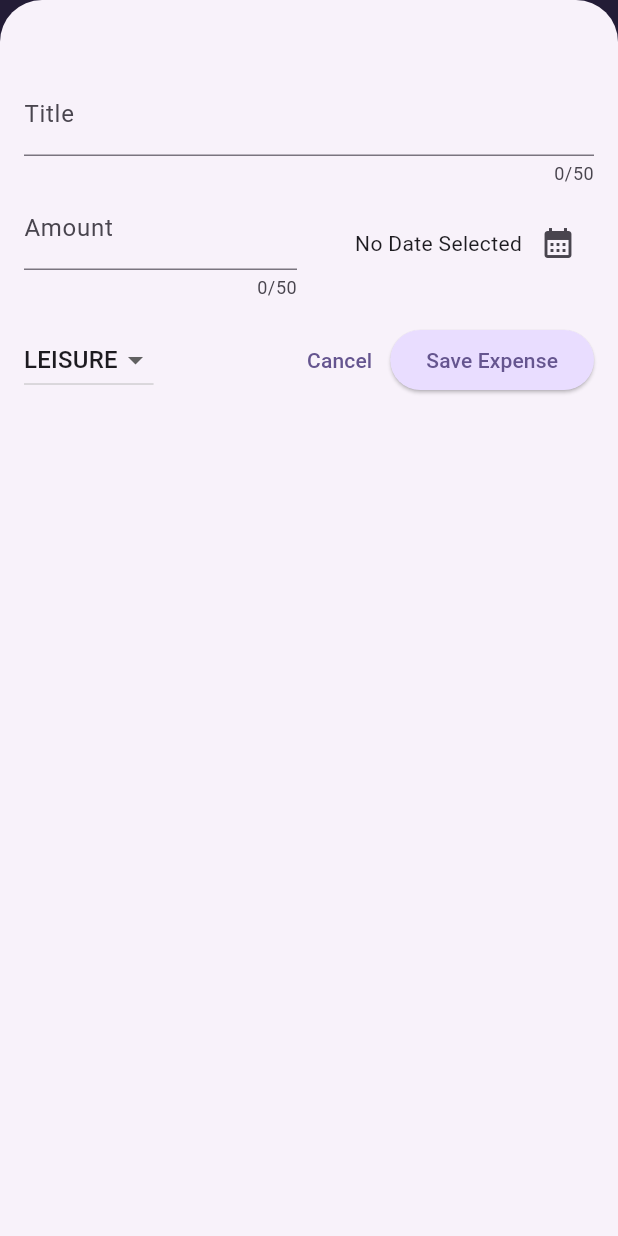
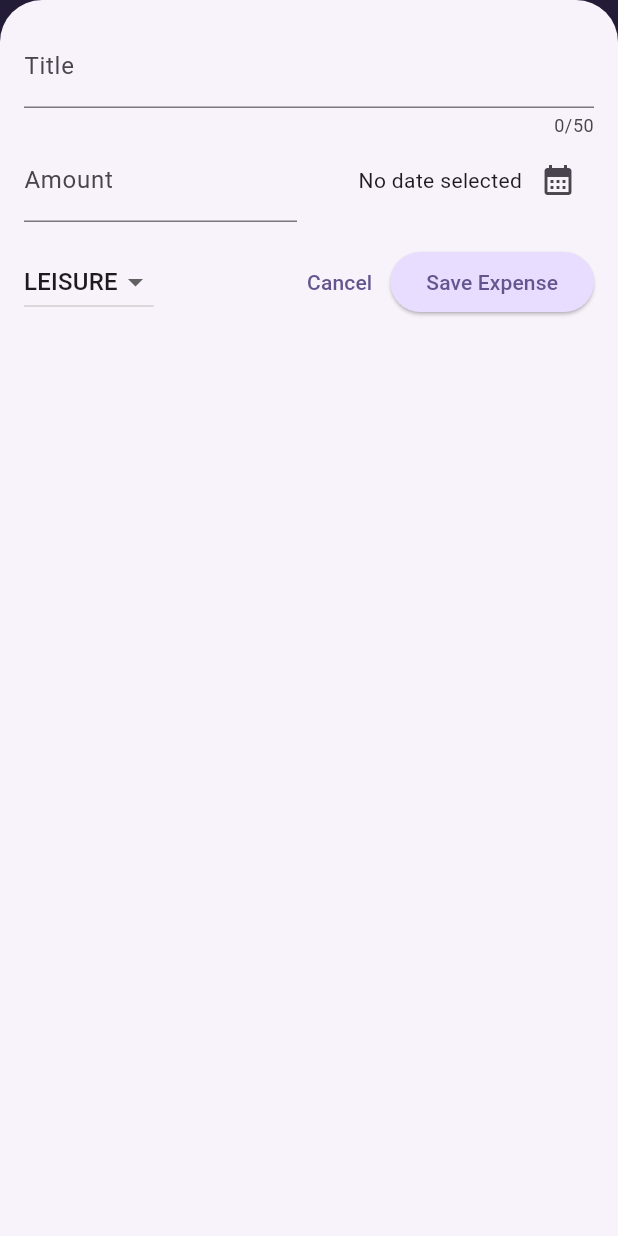
Before and after one commit to ishanahmad90/expense_tracker, a Flutter app: the screen it shows after launch, after a tap on the "add" icon, on a phone screen of 412 x 824 dp. Run offline on Flutter 3.47's test engine with Material 3 defaults, Android fonts, the phone set to English and light mode, and no system bars.

Commit message:
complete responsiveness

```diff
--- a/lib/main.dart
+++ b/lib/main.dart
@@ -2,22 +2,31 @@ import 'package:flutter/material.dart';
 import 'package:expense_tracker/widgets/expenses.dart';
 
 var kColorScheme = ColorScheme.fromSeed(
-  seedColor: const Color.fromARGB(108, 96, 59, 181),
+  seedColor: const Color.fromARGB(255, 96, 59, 181),
 );
 
 var kDarkColorScheme = ColorScheme.fromSeed(
   brightness: Brightness.dark,
-  seedColor: Color.fromARGB(255, 5, 99, 125),
+  seedColor: const Color.fromARGB(255, 5, 99, 125),
 );
+
 void main() {
+  // WidgetsFlutterBinding.ensureInitialized();
+  // SystemChrome.setPreferredOrientations([
+  //   DeviceOrientation.portraitUp,
+  // ]).then((fn) {
   runApp(
     MaterialApp(
       debugShowCheckedModeBanner: false,
       darkTheme: ThemeData.dark().copyWith(
+        useMaterial3: true,
         colorScheme: kDarkColorScheme,
         cardTheme: const CardTheme().copyWith(
           color: kDarkColorScheme.secondaryContainer,
-          margin: const EdgeInsets.symmetric(horizontal: 16, vertical: 8),
+          margin: const EdgeInsets.symmetric(
+            horizontal: 16,
+            vertical: 8,
+          ),
         ),
         elevatedButtonTheme: ElevatedButtonThemeData(
           style: ElevatedButton.styleFrom(
@@ -27,14 +36,18 @@ void main() {
         ),
       ),
       theme: ThemeData().copyWith(
+        useMaterial3: true,
         colorScheme: kColorScheme,
-        appBarTheme: AppBarTheme().copyWith(
+        appBarTheme: const AppBarTheme().copyWith(
           backgroundColor: kColorScheme.onPrimaryContainer,
-          foregroundColor: kColorScheme.onPrimaryContainer,
+          foregroundColor: kColorScheme.primaryContainer,
         ),
         cardTheme: const CardTheme().copyWith(
           color: kColorScheme.secondaryContainer,
-          margin: const EdgeInsets.symmetric(horizontal: 16, vertical: 8),
+          margin: const EdgeInsets.symmetric(
+            horizontal: 16,
+            vertical: 8,
+          ),
         ),
         elevatedButtonTheme: ElevatedButtonThemeData(
           style: ElevatedButton.styleFrom(
@@ -43,13 +56,15 @@ void main() {
         ),
         textTheme: ThemeData().textTheme.copyWith(
               titleLarge: TextStyle(
-                  fontWeight: FontWeight.bold,
-                  color: kColorScheme.onSecondaryContainer,
-                  fontSize: 16),
+                fontWeight: FontWeight.bold,
+                color: kColorScheme.onSecondaryContainer,
+                fontSize: 16,
+              ),
             ),
       ),
-      themeMode: ThemeMode.system,
-      home: Expenses(),
+      themeMode: ThemeMode.light, // default
+      home: const Expenses(),
     ),
   );
+  // });
 }
--- a/lib/widgets/expenses.dart
+++ b/lib/widgets/expenses.dart
@@ -6,6 +6,7 @@ import 'package:expense_tracker/widgets/expenses_list/expenses_list.dart';
 
 class Expenses extends StatefulWidget {
   const Expenses({super.key});
+
   @override
   State<Expenses> createState() {
     return _ExpensesState();
@@ -13,16 +14,16 @@ class Expenses extends StatefulWidget {
 }
 
 class _ExpensesState extends State<Expenses> {
-  final List<Expense> _registerdExpenses = [
+  final List<Expense> _registeredExpenses = [
     Expense(
-      title: "Flutter Course",
+      title: 'Flutter Course',
       amount: 19.99,
       date: DateTime.now(),
       category: Category.work,
     ),
     Expense(
-      title: "Cinema ",
-      amount: 15.99,
+      title: 'Cinema',
+      amount: 15.69,
       date: DateTime.now(),
       category: Category.leisure,
     ),
@@ -30,7 +31,7 @@ class _ExpensesState extends State<Expenses> {
 
   void _openAddExpenseOverlay() {
     showModalBottomSheet(
-      // useSafeArea: true,
+      useSafeArea: true,
       isScrollControlled: true,
       context: context,
       builder: (ctx) => NewExpense(onAddExpense: _addExpense),
@@ -39,63 +40,74 @@ class _ExpensesState extends State<Expenses> {
 
   void _addExpense(Expense expense) {
     setState(() {
-      _registerdExpenses.add(expense);
+      _registeredExpenses.add(expense);
     });
   }
 
   void _removeExpense(Expense expense) {
-    final expenseIndex = _registerdExpenses.indexOf(expense);
+    final expenseIndex = _registeredExpenses.indexOf(expense);
     setState(() {
-      _registerdExpenses.remove(expense);
+      _registeredExpenses.remove(expense);
     });
     ScaffoldMessenger.of(context).clearSnackBars();
     ScaffoldMessenger.of(context).showSnackBar(
       SnackBar(
-        duration: Duration(seconds: 3),
-        content: Text('Expense Deleted'),
+        duration: const Duration(seconds: 3),
+        content: const Text('Expense deleted.'),
         action: SnackBarAction(
           label: 'Undo',
           onPressed: () {
             setState(() {
-                _registerdExpenses.insert(expenseIndex, expense);
+              _registeredExpenses.insert(expenseIndex, expense);
             });
-            }),
+          },
+        ),
       ),
     );
   }
 
   @override
   Widget build(BuildContext context) {
+    final width = MediaQuery.of(context).size.width;
+
     Widget mainContent = const Center(
       child: Text('No expenses found. Start adding some!'),
     );
 
-    if (_registerdExpenses.isNotEmpty) {
+    if (_registeredExpenses.isNotEmpty) {
       mainContent = ExpensesList(
-        expenses: _registerdExpenses,
-        onRemoveExpenses: _removeExpense,
+        expenses: _registeredExpenses,
+        onRemoveExpense: _removeExpense,
       );
     }
+
     return Scaffold(
       appBar: AppBar(
-        title: Text(
-          'Flutter ExpensesTracker',
-          style: TextStyle(color: Colors.white),
-        ),
+        title: const Text('Flutter ExpenseTracker'),
         actions: [
           IconButton(
             onPressed: _openAddExpenseOverlay,
-            icon: const Icon(
-              Icons.add,
-              color: Colors.white,
+            icon: const Icon(Icons.add),
           ),
-          )
         ],
       ),
-      body: Column(
+      body: width < 600
+          ? Column(
               children: [
-          Chart(expenses: _registerdExpenses),
-          Expanded(child: mainContent),
+                Chart(expenses: _registeredExpenses),
+                Expanded(
+                  child: mainContent,
+                ),
+              ],
+            )
+          : Row(
+              children: [
+                Expanded(
+                  child: Chart(expenses: _registeredExpenses),
+                ),
+                Expanded(
+                  child: mainContent,
+                ),
               ],
             ),
     );
--- a/lib/widgets/expenses_list/expenses_item.dart
+++ b/lib/widgets/expenses_list/expenses_item.dart
@@ -3,34 +3,42 @@ import 'package:expense_tracker/models/expense.dart';
 
 class ExpenseItem extends StatelessWidget {
   const ExpenseItem(this.expense, {super.key});
+
   final Expense expense;
 
   @override
   Widget build(BuildContext context) {
-    return Padding(
+    return Card(
+      child: Padding(
         padding: const EdgeInsets.symmetric(
-        horizontal: 10,
-        vertical: 10,
+          horizontal: 20,
+          vertical: 16,
         ),
-      child: Card(
-        child: Column(crossAxisAlignment: CrossAxisAlignment.start, children: [
+        child: Column(
+          crossAxisAlignment: CrossAxisAlignment.start,
+          children: [
             Text(
               expense.title,
               style: Theme.of(context).textTheme.titleLarge,
             ),
-          const SizedBox(height: 16),
+            const SizedBox(height: 4),
             Row(
               children: [
-              Text('\$${expense.amount.toStringAsFixed(2)}'),
+                Text(
+                  '\$${expense.amount.toStringAsFixed(2)}',
+                ),
                 const Spacer(),
-              Row(children: [
+                Row(
+                  children: [
                     Icon(categoryIcons[expense.category]),
                     const SizedBox(width: 8),
                     Text(expense.formattedDate),
-              ])
                   ],
-          )
-        ]),
+                ),
+              ],
+            ),
+          ],
+        ),
       ),
     );
   }
--- a/lib/widgets/expenses_list/expenses_list.dart
+++ b/lib/widgets/expenses_list/expenses_list.dart
@@ -3,31 +3,34 @@ import 'package:flutter/material.dart';
 import 'package:expense_tracker/models/expense.dart';
 
 class ExpensesList extends StatelessWidget {
-  const ExpensesList(
-      {super.key, required this.expenses, required this.onRemoveExpenses});
+  const ExpensesList({
+    super.key,
+    required this.expenses,
+    required this.onRemoveExpense,
+  });
 
   final List<Expense> expenses;
-  final void Function(Expense expense) onRemoveExpenses;
+  final void Function(Expense expense) onRemoveExpense;
 
   @override
   Widget build(BuildContext context) {
     return ListView.builder(
       itemCount: expenses.length,
       itemBuilder: (ctx, index) => Dismissible(
-          key: ValueKey(
-            expenses[index],
-          ),
+        key: ValueKey(expenses[index]),
         background: Container(
-            // ignore: deprecated_member_use
           color: Theme.of(context).colorScheme.error.withOpacity(0.75),
           margin: EdgeInsets.symmetric(
             horizontal: Theme.of(context).cardTheme.margin!.horizontal,
           ),
         ),
         onDismissed: (direction) {
-            onRemoveExpenses(expenses[index]);
+          onRemoveExpense(expenses[index]);
         },
-          child: ExpenseItem(expenses[index])),
+        child: ExpenseItem(
+          expenses[index],
+        ),
+      ),
     );
   }
 }
--- a/lib/widgets/new_expense.dart
+++ b/lib/widgets/new_expense.dart
@@ -1,5 +1,6 @@
 import 'package:flutter/material.dart';
 import 'package:expense_tracker/models/expense.dart';
+import 'package:flutter/rendering.dart';
 
 class NewExpense extends StatefulWidget {
   const NewExpense({super.key, required this.onAddExpense});
@@ -16,7 +17,6 @@ class _NewExpenseState extends State<NewExpense> {
   final _titleController = TextEditingController();
   final _amountController = TextEditingController();
   DateTime? _selectedDate;
-
   Category _selectedCategory = Category.leisure;
 
   void _presentDatePicker() async {
@@ -34,7 +34,8 @@ class _NewExpenseState extends State<NewExpense> {
   }
 
   void _submitExpenseData() {
-    final enteredAmount = double.tryParse(_amountController.text);
+    final enteredAmount = double.tryParse(_amountController
+        .text); // tryParse('Hello') => null, tryParse('1.12') => 1.12
     final amountIsInvalid = enteredAmount == null || enteredAmount <= 0;
     if (_titleController.text.trim().isEmpty ||
         amountIsInvalid ||
@@ -42,9 +43,9 @@ class _NewExpenseState extends State<NewExpense> {
       showDialog(
         context: context,
         builder: (ctx) => AlertDialog(
-          title: const Text('Invalid Input'),
+          title: const Text('Invalid input'),
           content: const Text(
-              'Please make sure a valid title, amount, date and category was entered'),
+              'Please make sure a valid title, amount, date and category was entered.'),
           actions: [
             TextButton(
               onPressed: () {
@@ -78,26 +79,108 @@ class _NewExpenseState extends State<NewExpense> {
 
   @override
   Widget build(BuildContext context) {
-    return Padding(
-      padding: const EdgeInsets.fromLTRB(16, 48, 16, 16),
+    final keyboardSpace = MediaQuery.of(context).viewInsets.bottom;
+    return LayoutBuilder(builder: (ctx, Constraints) {
+      final width = Constraints.maxWidth;
+
+      return SizedBox(
+        height: double.infinity,
+        child: SingleChildScrollView(
+          child: Padding(
+            padding: EdgeInsets.fromLTRB(16, 16, 16, keyboardSpace + 16),
             child: Column(
               children: [
+                if (width >= 600)
+                  Row(
+                    crossAxisAlignment: CrossAxisAlignment.start,
+                    children: [
+                      Expanded(
+                        child: TextField(
+                          controller: _titleController,
+                          maxLength: 50,
+                          decoration: const InputDecoration(
+                            label: Text('Title'),
+                          ),
+                        ),
+                      ),
+                      const SizedBox(width: 24),
+                      Expanded(
+                        child: TextField(
+                          controller: _amountController,
+                          keyboardType: TextInputType.number,
+                          decoration: const InputDecoration(
+                            prefixText: '\$ ',
+                            label: Text('Amount'),
+                          ),
+                        ),
+                      ),
+                    ],
+                  )
+                else
                   TextField(
                     controller: _titleController,
                     maxLength: 50,
-            decoration: InputDecoration(
+                    decoration: const InputDecoration(
                       label: Text('Title'),
                     ),
                   ),
+                if (width >= 600)
+                  Row(
+                    children: [
+                      DropdownButton(
+                        value: _selectedCategory,
+                        items: Category.values
+                            .map(
+                              (category) => DropdownMenuItem(
+                                value: category,
+                                child: Text(
+                                  category.name.toUpperCase(),
+                                ),
+                              ),
+                            )
+                            .toList(),
+                        onChanged: (value) {
+                          if (value == null) {
+                            return;
+                          }
+                          setState(() {
+                            _selectedCategory = value;
+                          });
+                        },
+                      ),
+                      const SizedBox(
+                        width: 24,
+                      ),
+                      Expanded(
+                        child: Row(
+                          mainAxisAlignment: MainAxisAlignment.end,
+                          crossAxisAlignment: CrossAxisAlignment.center,
+                          children: [
+                            Text(
+                              _selectedDate == null
+                                  ? 'No date selected'
+                                  : formatter.format(_selectedDate!),
+                            ),
+                            IconButton(
+                              onPressed: _presentDatePicker,
+                              icon: const Icon(
+                                Icons.calendar_month,
+                              ),
+                            ),
+                          ],
+                        ),
+                      ),
+                    ],
+                  )
+                else
                   Row(
                     children: [
                       Expanded(
                         child: TextField(
                           controller: _amountController,
                           keyboardType: TextInputType.number,
-                  maxLength: 50,
-                  decoration: InputDecoration(
-                    prefix: Text('\$ '),
+                          decoration: const InputDecoration(
+                            prefixText: '\$ ',
                             label: Text('Amount'),
                           ),
                         ),
@@ -110,7 +193,7 @@ class _NewExpenseState extends State<NewExpense> {
                           children: [
                             Text(
                               _selectedDate == null
-                        ? 'No Date Selected'
+                                  ? 'No date selected'
                                   : formatter.format(_selectedDate!),
                             ),
                             IconButton(
@@ -118,29 +201,16 @@ class _NewExpenseState extends State<NewExpense> {
                               icon: const Icon(
                                 Icons.calendar_month,
                               ),
-                  )
+                            ),
                           ],
-              ))
+                        ),
+                      ),
                     ],
                   ),
                 const SizedBox(height: 16),
+                if (width >= 600)
                   Row(
                     children: [
-              DropdownButton(
-                  value: _selectedCategory,
-                  items: Category.values
-                      .map((category) => DropdownMenuItem(
-                          value: category,
-                          child: Text(category.name.toUpperCase())))
-                      .toList(),
-                  onChanged: (value) {
-                    if (value == null) {
-                      return;
-                    }
-                    setState(() {
-                      _selectedCategory = value;
-                    });
-                  }),
                       const Spacer(),
                       TextButton(
                         onPressed: () {
@@ -150,12 +220,52 @@ class _NewExpenseState extends State<NewExpense> {
                       ),
                       ElevatedButton(
                         onPressed: _submitExpenseData,
-                child: Text('Save Expense'),
+                        child: const Text('Save Expense'),
                       ),
                     ],
                   )
+                else
+                  Row(
+                    children: [
+                      DropdownButton(
+                        value: _selectedCategory,
+                        items: Category.values
+                            .map(
+                              (category) => DropdownMenuItem(
+                                value: category,
+                                child: Text(
+                                  category.name.toUpperCase(),
+                                ),
+                              ),
+                            )
+                            .toList(),
+                        onChanged: (value) {
+                          if (value == null) {
+                            return;
+                          }
+                          setState(() {
+                            _selectedCategory = value;
+                          });
+                        },
+                      ),
+                      const Spacer(),
+                      TextButton(
+                        onPressed: () {
+                          Navigator.pop(context);
+                        },
+                        child: const Text('Cancel'),
+                      ),
+                      ElevatedButton(
+                        onPressed: _submitExpenseData,
+                        child: const Text('Save Expense'),
+                      ),
                     ],
                   ),
+              ],
+            ),
+          ),
+        ),
       );
+    });
   }
 }
```
Lines whose indentation alone changed are shown as unchanged.
